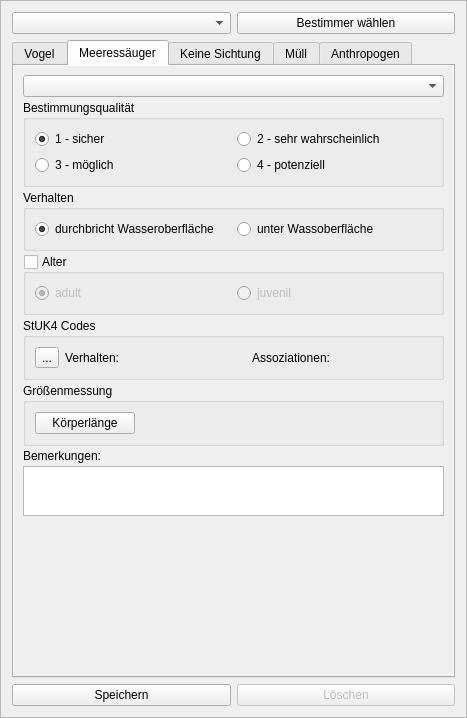
Old version of the form widget_census.ui in the repository ifaoe/2014-10-Bird-View.
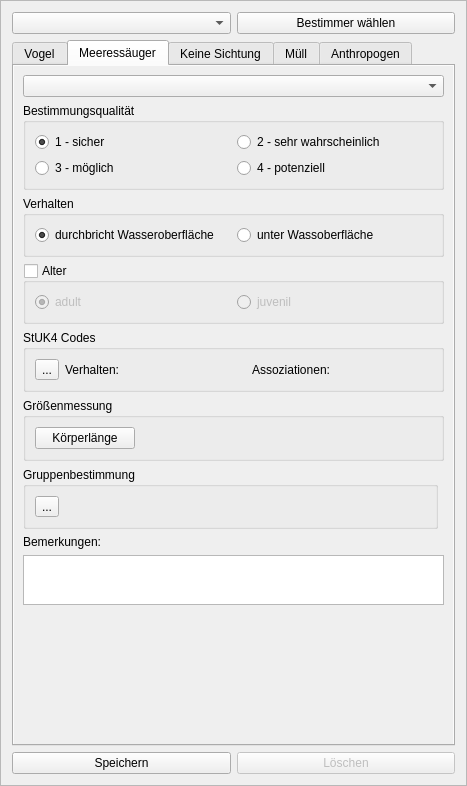
New version of the form. The open tabs and pages were chosen to show the change.

Commit message: added group functionality

What changed in the file:
```diff
--- a/widget_census.ui
+++ b/widget_census.ui
@@ -7,7 +7,7 @@
     <x>0</x>
     <y>0</y>
     <width>467</width>
-    <height>718</height>
+    <height>786</height>
    </rect>
   </property>
   <property name="windowTitle">
@@ -17,7 +17,7 @@
    <enum>QFrame::StyledPanel</enum>
   </property>
   <property name="frameShadow">
-   <enum>QFrame::Raised</enum>
+   <enum>QFrame::Sunken</enum>
   </property>
   <layout class="QGridLayout" name="gridLayout_3">
    <item row="0" column="0">
@@ -550,18 +550,15 @@
       <attribute name="title">
        <string>Meeressäuger</string>
       </attribute>
-      <layout class="QVBoxLayout" name="verticalLayout_2">
-       <property name="spacing">
-        <number>3</number>
-       </property>
-       <item>
+      <layout class="QGridLayout" name="gridLayout_14">
+       <item row="0" column="0" colspan="2">
         <widget class="QComboBox" name="cmbMammal">
          <property name="editable">
           <bool>false</bool>
          </property>
         </widget>
        </item>
-       <item>
+       <item row="1" column="0" colspan="2">
         <widget class="QGroupBox" name="gbxMammalQuality">
          <property name="title">
           <string>Bestimmungsqualität</string>
@@ -625,7 +622,7 @@
          </layout>
         </widget>
        </item>
-       <item>
+       <item row="2" column="0" colspan="2">
         <widget class="QGroupBox" name="gbxMammalBehaviour">
          <property name="title">
           <string>Verhalten</string>
@@ -669,7 +666,7 @@
          </layout>
         </widget>
        </item>
-       <item>
+       <item row="3" column="0" colspan="2">
         <widget class="QGroupBox" name="gbxMammalAge">
          <property name="title">
           <string>Alter</string>
@@ -713,8 +710,11 @@
          </layout>
         </widget>
        </item>
-       <item>
+       <item row="4" column="0" colspan="2">
         <widget class="QGroupBox" name="gbxStuk4Mammal">
+         <property name="enabled">
+          <bool>true</bool>
+         </property>
          <property name="title">
           <string>StUK4 Codes</string>
          </property>
@@ -743,7 +743,7 @@
          </layout>
         </widget>
        </item>
-       <item>
+       <item row="5" column="0" rowspan="2" colspan="2">
         <widget class="QGroupBox" name="gbxMammalSize">
          <property name="title">
           <string>Größenmessung</string>
@@ -775,14 +775,14 @@
          </layout>
         </widget>
        </item>
-       <item>
+       <item row="8" column="0" colspan="2">
         <widget class="QLabel" name="lblMammalRemarks">
          <property name="text">
           <string>Bemerkungen:</string>
          </property>
         </widget>
        </item>
-       <item>
+       <item row="10" column="0" colspan="2">
         <widget class="QPlainTextEdit" name="txtMammalRemarks">
          <property name="sizePolicy">
           <sizepolicy hsizetype="Expanding" vsizetype="Minimum">
@@ -804,7 +804,7 @@
          </property>
         </widget>
        </item>
-       <item>
+       <item row="11" column="0">
         <spacer name="verticalSpacer">
          <property name="orientation">
           <enum>Qt::Vertical</enum>
@@ -817,6 +817,35 @@
          </property>
         </spacer>
        </item>
+       <item row="7" column="0">
+        <widget class="QGroupBox" name="gbxGroupMammal">
+         <property name="title">
+          <string>Gruppenbestimmung</string>
+         </property>
+         <layout class="QGridLayout" name="gridLayout_12">
+          <item row="0" column="0">
+           <widget class="QToolButton" name="tbtGroupMammal">
+            <property name="text">
+             <string>...</string>
+            </property>
+           </widget>
+          </item>
+          <item row="0" column="1">
+           <widget class="QLabel" name="lblGroupMammalObjects">
+            <property name="sizePolicy">
+             <sizepolicy hsizetype="Preferred" vsizetype="Preferred">
+              <horstretch>3</horstretch>
+              <verstretch>0</verstretch>
+             </sizepolicy>
+            </property>
+            <property name="text">
+             <string/>
+            </property>
+           </widget>
+          </item>
+         </layout>
+        </widget>
+       </item>
       </layout>
      </widget>
      <widget class="QWidget" name="tabNoSight">
```
Left out of the diff: 87 changed lines with no effect on the pictures. The commit also changes 10 other files.
